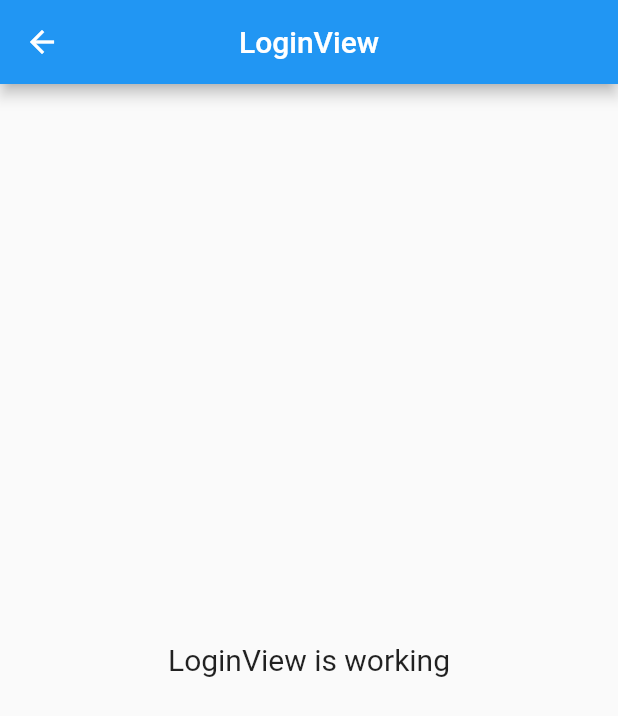
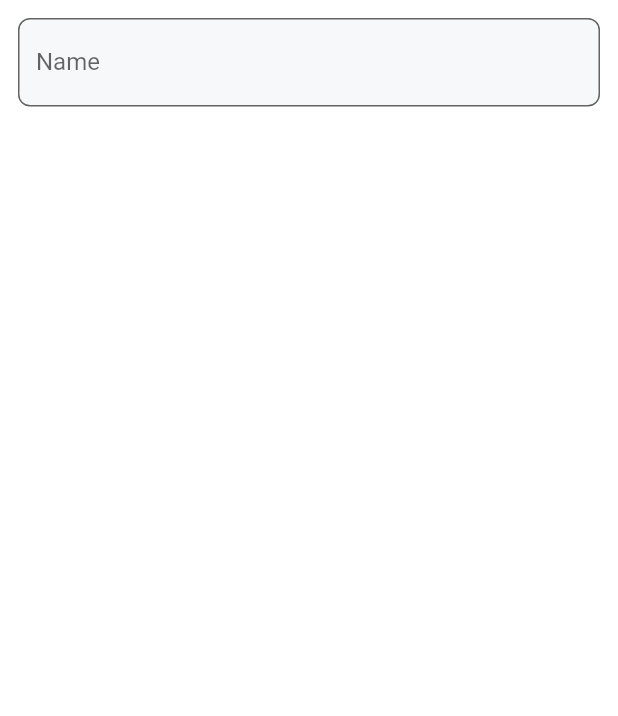
Before and after one commit to Serkhani/ugmis, a Flutter app: the LoginView screen opened by its route, on a phone screen of 412 x 824 dp. Shown: the top 716 px of the screen. Run offline on Flutter 3.47's test engine with Material 2 defaults, Android fonts, the phone set to English and light mode, and no system bars; our stand-ins replace get.

Commit message:
working textfield

```diff
--- a/lib/app/modules/launcher/controllers/launcher_controller.dart
+++ b/lib/app/modules/launcher/controllers/launcher_controller.dart
@@ -10,8 +10,8 @@ class LauncherController extends GetxController
   AnimationController? progressController;
   Animation<double>? scaleAnimation;
   Animation<double>? progressAnimation;
+  Rx<bool> animationIsCompleted = false.obs;
 
-  final count = 0.obs;
   @override
   void onInit() {
     progressController =
@@ -27,6 +27,7 @@ class LauncherController extends GetxController
 
     scaleController!.addStatusListener((status) {
       if (status == AnimationStatus.dismissed) {
+          animationIsCompleted.value = true;
         Timer(
           const Duration(seconds: 1),
           (() => Get.offNamed(Routes.HOME)),
--- a/lib/app/modules/login/views/login_view.dart
+++ b/lib/app/modules/login/views/login_view.dart
@@ -1,6 +1,9 @@
 import 'package:flutter/material.dart';
+import 'package:flutter/services.dart';
 
 import 'package:get/get.dart';
+import 'package:ugmis/resources/app_colors.dart';
+import 'package:ugmis/resources/sizes.dart';
 
 import '../controllers/login_controller.dart';
 
@@ -8,16 +11,36 @@ class LoginView extends GetView<LoginController> {
   const LoginView({Key? key}) : super(key: key);
   @override
   Widget build(BuildContext context) {
-    return Scaffold(
-      appBar: AppBar(
-        title: const Text('LoginView'),
-        centerTitle: true,
-      ),
-      body: const Center(
-        child: Text(
-          'LoginView is working',
-          style: TextStyle(fontSize: 20),
-        ),
+    return SafeArea(
+      child: Scaffold(
+        backgroundColor: Colors.white,
+        body: SingleChildScrollView(
+          padding: const EdgeInsets.all(Sizes.marginMedium),
+          child: TextFormField(
+            enableSuggestions: true,
+            autovalidateMode: AutovalidateMode.onUserInteraction,
+            maxLength: 8,
+            maxLengthEnforcement: MaxLengthEnforcement.enforced,
+            keyboardType: TextInputType.number,
+            buildCounter: (context, {required currentLength, required isFocused, maxLength}) {
+              return Container();
+            },
+            decoration: InputDecoration(
+              filled: true,
+              labelText: 'Name',
+              hintText: 'Kwaku Frimpong',
+              hintStyle: const TextStyle(fontStyle: FontStyle.italic),
+              fillColor: AppColors.textInputField,
+              border: OutlineInputBorder(
+                borderRadius: BorderRadius.circular(Sizes.radiusMini),
+                borderSide: const BorderSide(
+                  color: AppColors.textInputFieldBorder
+                ),
+              ),
+            ),
+            scrollPadding: const EdgeInsets.all(10.0),
+          ),
+        )
       ),
     );
   }
--- a/lib/app/routes/app_pages.dart
+++ b/lib/app/routes/app_pages.dart
@@ -12,7 +12,7 @@ part 'app_routes.dart';
 class AppPages {
   AppPages._();
 
-  static const INITIAL = Routes.LAUNCHER;
+  static const INITIAL = Routes.LOGIN;
 
   static final routes = [
     GetPage(
--- a/lib/resources/app_colors.dart
+++ b/lib/resources/app_colors.dart
@@ -12,6 +12,9 @@ class AppColors {
   static const Color cardBackgroundLight = Color(0xFFE6E6FC);
   static const Color cardBackgroundLighter = Color(0xFFEBEBF8);
 
+  static const Color textInputField = Color(0xFFF7F8F9);
+  static const Color textInputFieldBorder = Color(0xffE8ECF4);
+
   static const Color primaryShade400 = Color(0xFF7171F1);
   static const Color primaryShade300 = Color(0xFF9797F6);
   static const Color primaryShade200 = Color(0xFFC4C4FF);
@@ -25,8 +28,8 @@ class AppColors {
 
   // shades of grey
   static const Color greyNormal = Color(0xFFE5E7EC);
-  static const Color greyLight = Color(0xFFF6F6F6);
-  static const Color greyText = Color(0xFFBDBDBD);
+  static const Color greyLight = Color(0xFFE8ECFA);
+  static const Color greyText = Color(0xFFF7F8F9);
 
   // normal colors
   static const Color black = Color(0xFF000000);
```
Also changed, not shown: lib/app/modules/launcher/views/launcher_view.dart (+21 -7 lines), lib/resources/sizes.dart (+1 -10 lines).
